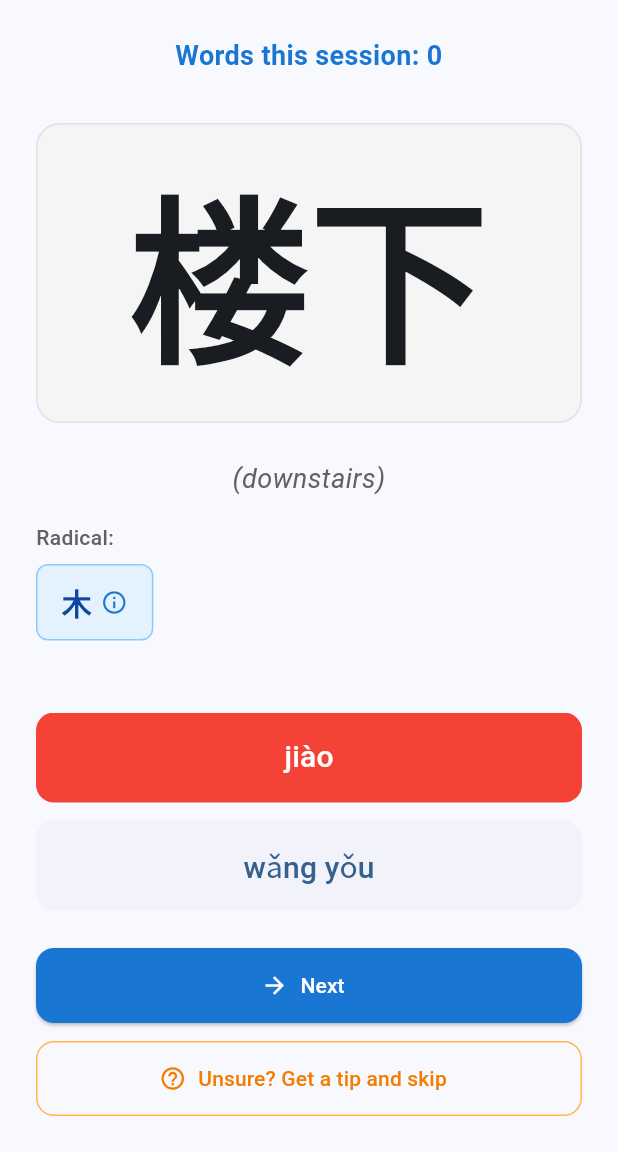
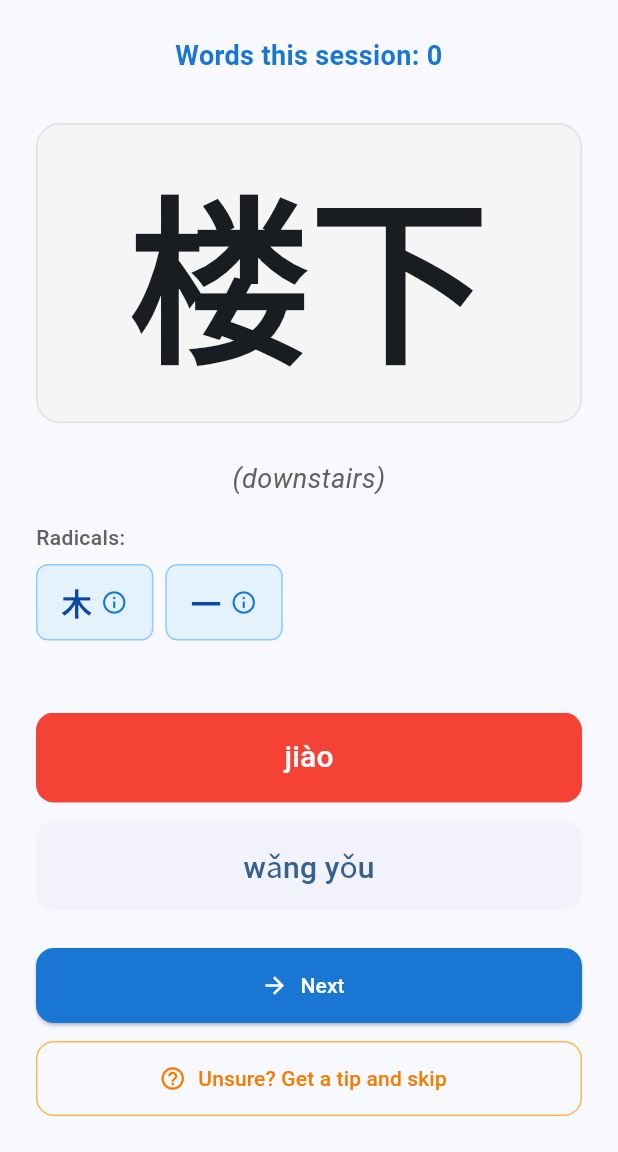
Before and after one commit to gndworks/HanziLearner, a Flutter app: the screen it shows after launch, after a tap on "jiào", on a phone screen of 412 x 824 dp, the part 84-1236 px from its top. Run offline on Flutter 3.47's test engine with Material 3 defaults, Android fonts, the light colour scheme and no system bars.

Commit message:
Add combined radicals

```diff
--- a/lib/data/hsk_data.dart
+++ b/lib/data/hsk_data.dart
@@ -1,6 +1,7 @@
 import 'dart:convert';
 import 'package:flutter/services.dart';
 import '../models/hanzi_character.dart';
+import '../services/radicals_service.dart';
 
 class HSKData {
   static List<HanziCharacter>? _cachedHSK1;
@@ -26,11 +27,18 @@ class HSKData {
     };
 
     // Convert JSON data to HanziCharacter objects
-    _cachedHSK1 = hsk1Data.map((json) {
+    _cachedHSK1 = await Future.wait(hsk1Data.map((json) async {
       final simplified = json['simplified'] as String;
       final tip = _cachedTips![simplified];
-      return HanziCharacter.fromJson(json as Map<String, dynamic>, 1, tip: tip);
-    }).toList();
+      // Get radicals for all characters in the hanzi
+      final radicals = await RadicalsService.getRadicalsForHanzi(simplified);
+      return HanziCharacter.fromJson(
+        json as Map<String, dynamic>,
+        1,
+        tip: tip,
+        radicals: radicals,
+      );
+    }));
 
     return _cachedHSK1!;
   }
--- a/lib/models/hanzi_character.dart
+++ b/lib/models/hanzi_character.dart
@@ -1,7 +1,7 @@
 class HanziCharacter {
   // Core fields (matching JSON structure)
   final String simplified; // Simplified character/word
-  final String radical; // Main radical
+  final List<String> radicals; // Radicals for all characters in the hanzi
   final int frequency; // Frequency rank
   final List<String> pos; // Parts of speech
   final List<CharacterForm> forms; // Character forms (traditional, transcriptions, meanings, classifiers)
@@ -19,7 +19,7 @@ class HanziCharacter {
 
   HanziCharacter({
     required this.simplified,
-    required this.radical,
+    required this.radicals,
     required this.frequency,
     required this.pos,
     required this.forms,
@@ -28,10 +28,15 @@ class HanziCharacter {
   });
 
   // Factory constructor for parsing from JSON (HSK data format)
-  factory HanziCharacter.fromJson(Map<String, dynamic> json, int hskLevel, {String? tip}) {
+  // Note: radicals must be provided separately as they come from radicals_dictionary.json
+  factory HanziCharacter.fromJson(
+    Map<String, dynamic> json,
+    int hskLevel,
+    {String? tip, List<String>? radicals}
+  ) {
     return HanziCharacter(
       simplified: json['simplified'] ?? '',
-      radical: json['radical'] ?? '',
+      radicals: radicals ?? [],
       frequency: json['frequency'] ?? 0,
       pos: List<String>.from(json['pos'] ?? []),
       forms: (json['forms'] as List<dynamic>?)
--- a/lib/services/memorization_service.dart
+++ b/lib/services/memorization_service.dart
@@ -10,8 +10,12 @@ class MemorizationService {
     }
 
     // Add radical information
-    if (character.radical.isNotEmpty) {
-      tips.add('Radical: ${character.radical}');
+    if (character.radicals.isNotEmpty) {
+      if (character.radicals.length == 1) {
+        tips.add('Radical: ${character.radicals.first}');
+      } else {
+        tips.add('Radicals: ${character.radicals.join(', ')}');
+      }
     }
 
     // Add character-specific tips based on common patterns
--- /dev/null
+++ b/lib/services/radicals_service.dart
@@ -0,0 +1,41 @@
+import 'dart:convert';
+import 'package:flutter/services.dart';
+
+class RadicalsService {
+  static Map<String, String>? _cachedRadicalsDictionary;
+
+  /// Loads the radicals dictionary from assets
+  static Future<Map<String, String>> _loadRadicalsDictionary() async {
+    if (_cachedRadicalsDictionary != null) {
+      return _cachedRadicalsDictionary!;
+    }
+
+    try {
+      final String jsonString = await rootBundle.loadString('assets/radicals/radicals_dictionary.json');
+      final Map<String, dynamic> dictionary = json.decode(jsonString);
+      _cachedRadicalsDictionary = dictionary.map((key, value) => MapEntry(key, value as String));
+      return _cachedRadicalsDictionary!;
+    } catch (e) {
+      // Return empty map if loading fails
+      return {};
+    }
+  }
+
+  /// Gets radicals for a hanzi string by looking up each character
+  /// Returns a list of unique radicals found for the characters
+  static Future<List<String>> getRadicalsForHanzi(String hanzi) async {
+    final dictionary = await _loadRadicalsDictionary();
+    final radicals = <String>{};
+
+    // Iterate through each character in the hanzi string
+    for (int i = 0; i < hanzi.length; i++) {
+      final character = hanzi[i];
+      final radical = dictionary[character];
+      if (radical != null && radical.isNotEmpty) {
+        radicals.add(radical);
+      }
+    }
+
+    return radicals.toList();
+  }
+}
--- a/lib/widgets/radical_buttons.dart
+++ b/lib/widgets/radical_buttons.dart
@@ -139,10 +139,10 @@ class RadicalButtons extends StatelessWidget {
 
   @override
   Widget build(BuildContext context) {
-    // The radical field contains a single radical symbol
-    final radicalSymbol = character.radical;
+    // The radicals field contains a list of radical symbols
+    final radicals = character.radicals;
 
-    if (radicalSymbol.isEmpty) {
+    if (radicals.isEmpty) {
       return const SizedBox.shrink();
     }
 
@@ -152,7 +152,7 @@ class RadicalButtons extends StatelessWidget {
         crossAxisAlignment: CrossAxisAlignment.start,
         children: [
           Text(
-            'Radical:',
+            radicals.length == 1 ? 'Radical:' : 'Radicals:',
             style: TextStyle(
               fontSize: 14,
               fontWeight: FontWeight.w500,
@@ -163,8 +163,8 @@ class RadicalButtons extends StatelessWidget {
           Wrap(
             spacing: 8,
             runSpacing: 8,
-            children: [
-              InkWell(
+            children: radicals.map((radicalSymbol) {
+              return InkWell(
                 onTap: () => _showRadicalPopup(context, radicalSymbol),
                 borderRadius: BorderRadius.circular(8),
                 child: Container(
@@ -197,8 +197,8 @@ class RadicalButtons extends StatelessWidget {
                     ],
                   ),
                 ),
-              ),
-            ],
+              );
+            }).toList(),
           ),
         ],
       ),
```
